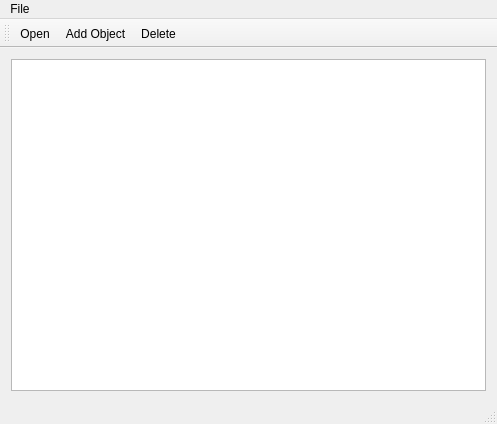
btabibian/Bayesian-Labeler, file mainwindow.ui: the form before one commit.
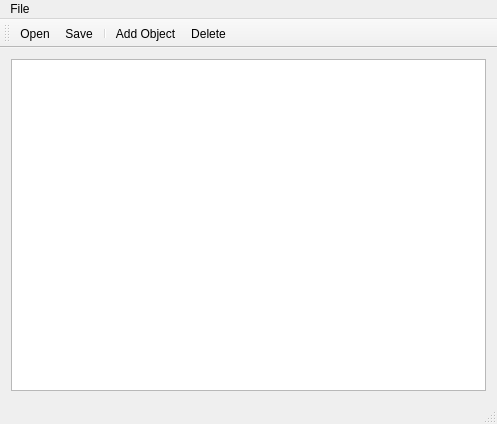
The form after the commit.

Commit message: Save/Load feature. -Save current labels to an XML file. -Saved XML is not a correct XML format.

```diff
--- a/mainwindow.ui
+++ b/mainwindow.ui
@@ -50,6 +50,8 @@
     <bool>false</bool>
    </attribute>
    <addaction name="action_TB_Open"/>
+   <addaction name="action_Save"/>
+   <addaction name="separator"/>
    <addaction name="action_Add_Object"/>
    <addaction name="actionDelete"/>
   </widget>
```
Left out of the diff: 3 changed lines with no effect on the pictures. The commit also changes 4 other files.
